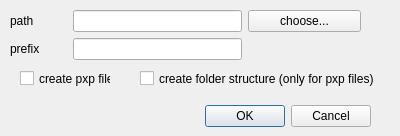
Qt form DlgChoosePathAndPrefix.ui (ChrisHal/PMbrowser) before a commit.
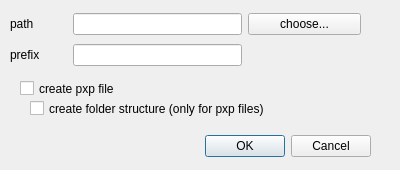
The same form after that commit.

Commit message: Make DlgChooseAndPrefix better looking.

What changed in the file:
```diff
--- a/DlgChoosePathAndPrefix.ui
+++ b/DlgChoosePathAndPrefix.ui
@@ -7,7 +7,7 @@
     <x>0</x>
     <y>0</y>
     <width>400</width>
-    <height>136</height>
+    <height>170</height>
    </rect>
   </property>
   <property name="windowTitle">
@@ -17,7 +17,7 @@
    <property name="geometry">
     <rect>
      <x>30</x>
-     <y>100</y>
+     <y>130</y>
      <width>341</width>
      <height>32</height>
     </rect>
@@ -35,7 +35,7 @@
      <x>10</x>
      <y>10</y>
      <width>351</width>
-     <height>51</height>
+     <height>61</height>
     </rect>
    </property>
    <layout class="QGridLayout" name="gridLayout" columnstretch="1,3,2">
@@ -88,8 +88,8 @@
    <property name="geometry">
     <rect>
      <x>20</x>
-     <y>70</y>
-     <width>91</width>
+     <y>80</y>
+     <width>111</width>
      <height>17</height>
     </rect>
    </property>
@@ -100,9 +100,9 @@
   <widget class="QCheckBox" name="checkBox_create_datafolders">
    <property name="geometry">
     <rect>
-     <x>140</x>
-     <y>70</y>
-     <width>241</width>
+     <x>30</x>
+     <y>100</y>
+     <width>281</width>
      <height>17</height>
     </rect>
    </property>
```
The commit also changes 1 other file.
